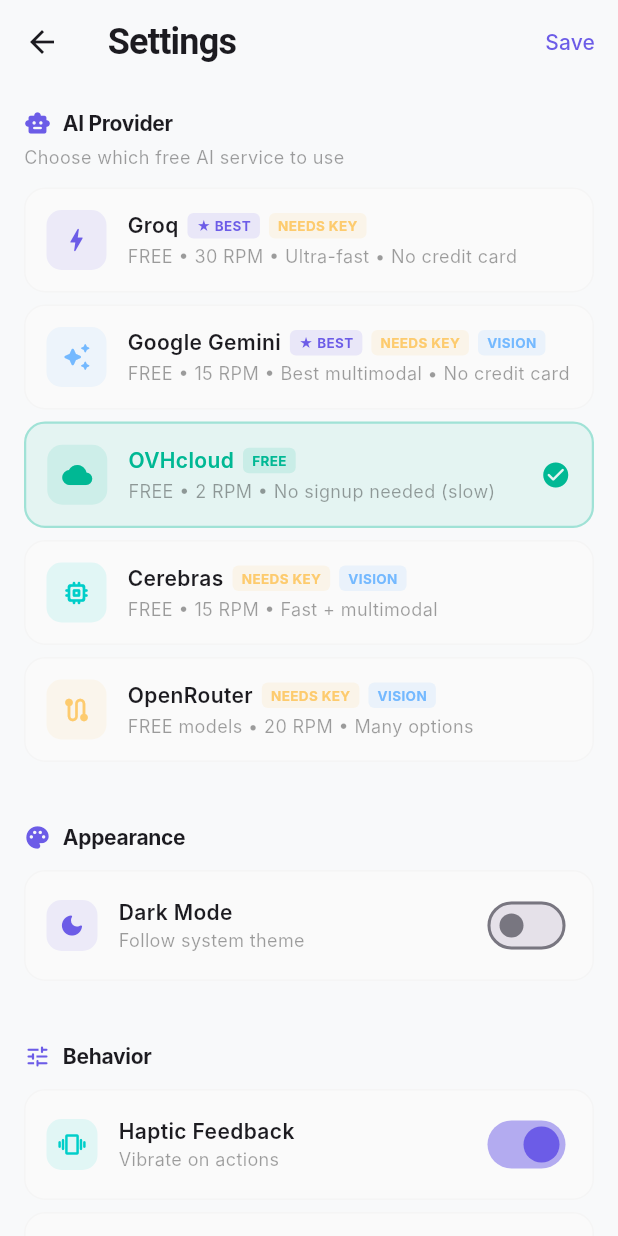
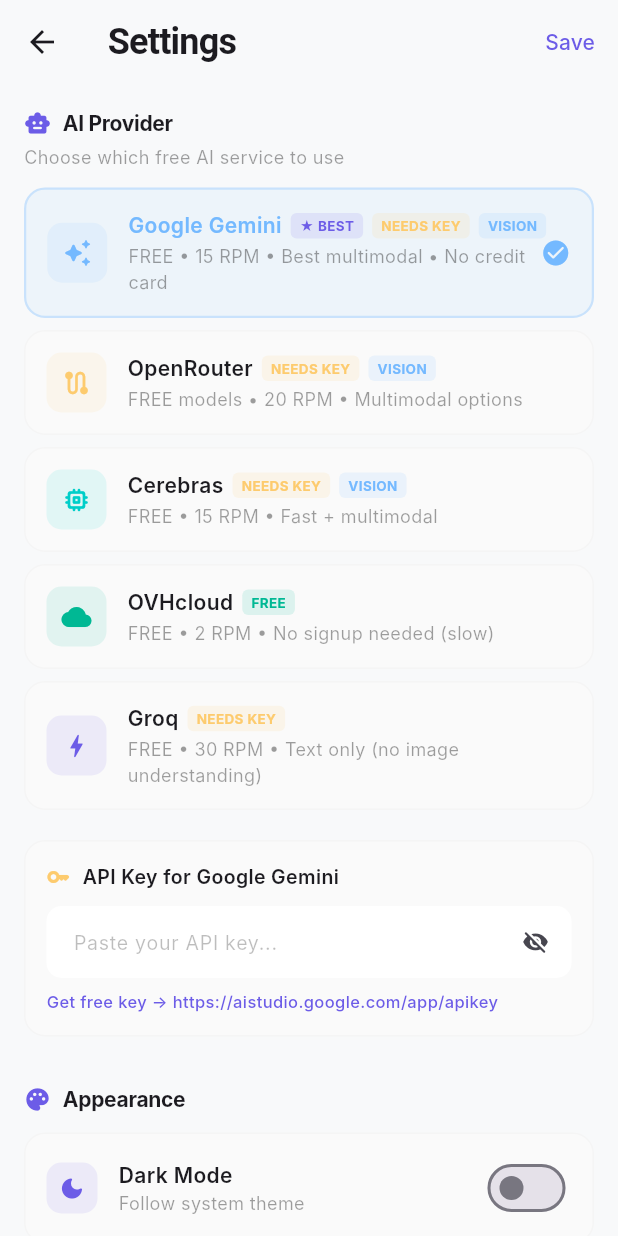
Before and after one commit to sofelaisrael/sift, a Flutter app: the SettingsScreen screen opened directly, on a phone screen of 412 x 824 dp. Run offline on Flutter 3.47's test engine with Material 3 defaults, Android fonts, the phone set to English and light mode, and no system bars; our stand-ins replace flutter_local_notifications, hive, hive_flutter, image_picker, permission_handler, shared_preferences and 1 more; missing offline and left inert: add_2_calendar, google_mlkit_text_recognition; accounts and stored records are empty; Roboto replaces fonts that are missing (Inter).

Commit message:
Make Gemini the default and demote Groq to a text-only fallback option
Reorder the AI provider list with Google Gemini first, remove the 'BEST' label from Groq, clarify Groq is text-only, and default to Google Gemini.

```diff
--- a/lib/screens/settings_screen.dart
+++ b/lib/screens/settings_screen.dart
@@ -11,7 +11,7 @@
 }
 
 class _SettingsScreenState extends State<SettingsScreen> {
-  String _selectedProvider = 'OVHcloud';
+  String _selectedProvider = 'Google Gemini';
   bool _darkMode = false;
   bool _hapticFeedback = true;
   bool _autoAction = false;
@@ -20,16 +20,6 @@
   final Map<String, TextEditingController> _keyControllers = {};
 
   final List<Map<String, dynamic>> _providers = [
-    {
-      'name': 'Groq',
-      'desc': 'FREE • 30 RPM • Ultra-fast • No credit card',
-      'color': AppTheme.primary,
-      'icon': Icons.bolt_rounded,
-      'needsKey': true,
-      'supportsImage': false,
-      'keyUrl': 'https://console.groq.com/keys',
-      'recommended': true,
-    },
     {
       'name': 'Google Gemini',
       'desc': 'FREE • 15 RPM • Best multimodal • No credit card',
@@ -41,12 +31,13 @@
       'recommended': true,
     },
     {
-      'name': 'OVHcloud',
-      'desc': 'FREE • 2 RPM • No signup needed (slow)',
-      'color': AppTheme.success,
-      'icon': Icons.cloud_rounded,
-      'needsKey': false,
-      'supportsImage': false,
+      'name': 'OpenRouter',
+      'desc': 'FREE models • 20 RPM • Multimodal options',
+      'color': AppTheme.warning,
+      'icon': Icons.route_rounded,
+      'needsKey': true,
+      'supportsImage': true,
+      'keyUrl': 'https://openrouter.ai/keys',
       'recommended': false,
     },
     {
@@ -60,13 +51,22 @@
       'recommended': false,
     },
     {
-      'name': 'OpenRouter',
-      'desc': 'FREE models • 20 RPM • Many options',
-      'color': AppTheme.warning,
-      'icon': Icons.route_rounded,
+      'name': 'OVHcloud',
+      'desc': 'FREE • 2 RPM • No signup needed (slow)',
+      'color': AppTheme.success,
+      'icon': Icons.cloud_rounded,
+      'needsKey': false,
+      'supportsImage': false,
+      'recommended': false,
+    },
+    {
+      'name': 'Groq',
+      'desc': 'FREE • 30 RPM • Text only (no image understanding)',
+      'color': AppTheme.primary,
+      'icon': Icons.bolt_rounded,
       'needsKey': true,
-      'supportsImage': true,
-      'keyUrl': 'https://openrouter.ai/keys',
+      'supportsImage': false,
+      'keyUrl': 'https://console.groq.com/keys',
       'recommended': false,
     },
   ];
@@ -88,7 +88,7 @@
   Future<void> _loadSettings() async {
     final prefs = await SharedPreferences.getInstance();
     setState(() {
-      _selectedProvider = prefs.getString('provider') ?? 'OVHcloud';
+      _selectedProvider = prefs.getString('provider') ?? 'Google Gemini';
       _darkMode = prefs.getBool('darkMode') ?? false;
       _hapticFeedback = prefs.getBool('hapticFeedback') ?? true;
       _autoAction = prefs.getBool('autoAction') ?? false;
```
